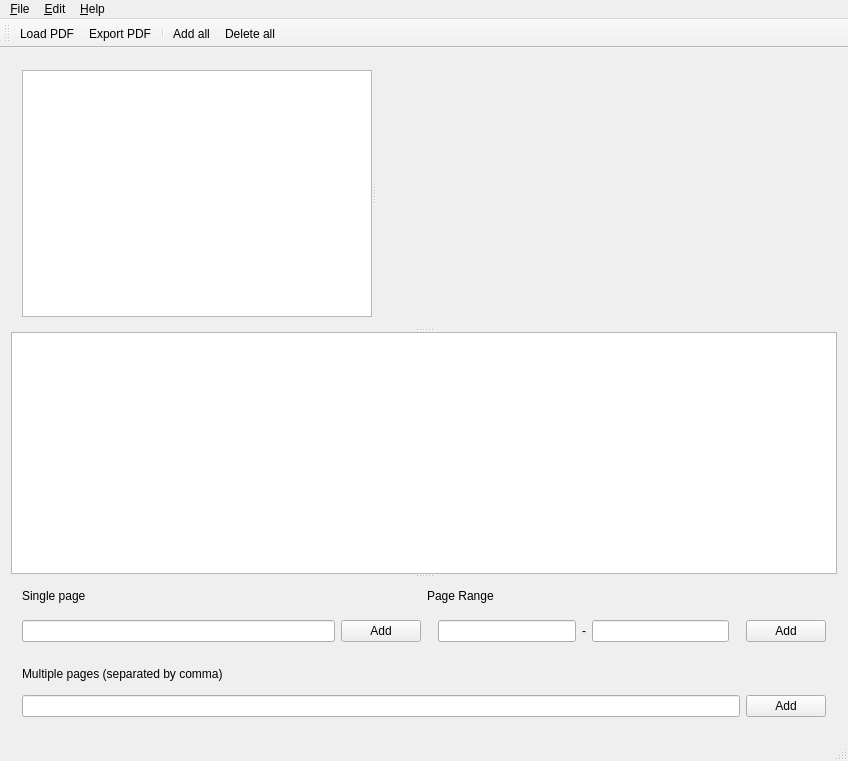
Old version of the form src/mainwindow.ui in the repository paolo-projects/pdf-manager.
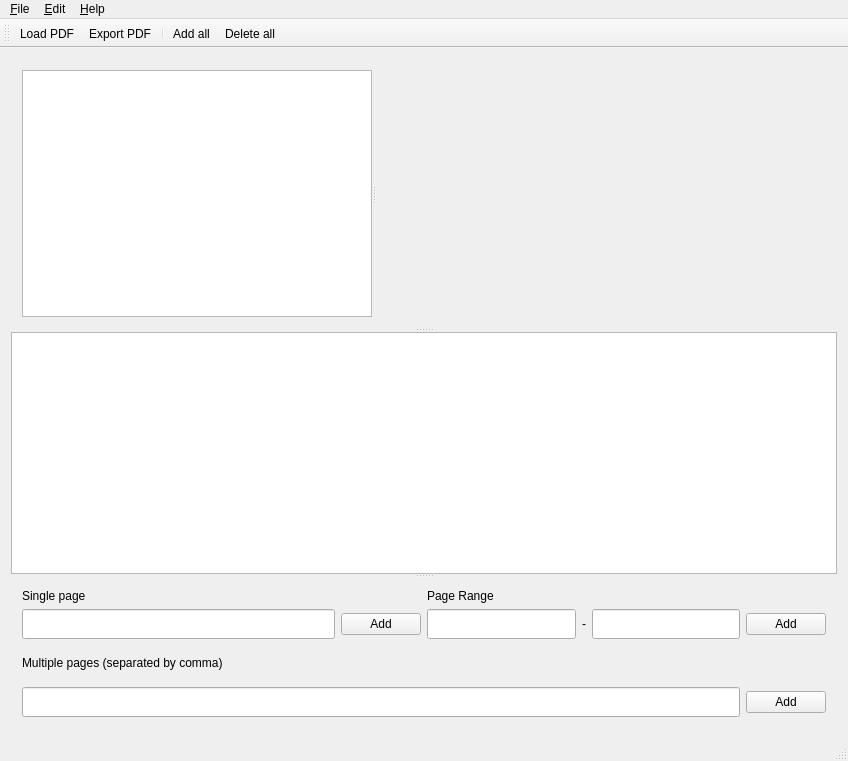
New version of the form. Icons and pictures are not drawn. Custom widgets are drawn as their Qt base class.

```diff
--- a/src/mainwindow.ui
+++ b/src/mainwindow.ui
@@ -119,8 +119,27 @@
         <item row="1" column="2">
          <widget class="QWidget" name="widget_4" native="true">
           <layout class="QHBoxLayout" name="horizontalLayout_3">
+           <property name="leftMargin">
+            <number>0</number>
+           </property>
+           <property name="topMargin">
+            <number>0</number>
+           </property>
+           <property name="rightMargin">
+            <number>0</number>
+           </property>
+           <property name="bottomMargin">
+            <number>0</number>
+           </property>
            <item>
-            <widget class="QLineEdit" name="pageRangeFirstTxt"/>
+            <widget class="QLineEdit" name="pageRangeFirstTxt">
+             <property name="minimumSize">
+              <size>
+               <width>0</width>
+               <height>30</height>
+              </size>
+             </property>
+            </widget>
            </item>
            <item>
             <widget class="QLabel" name="label_3">
@@ -130,7 +149,14 @@
             </widget>
            </item>
            <item>
-            <widget class="QLineEdit" name="pageRangeLastTxt"/>
+            <widget class="QLineEdit" name="pageRangeLastTxt">
+             <property name="minimumSize">
+              <size>
+               <width>0</width>
+               <height>30</height>
+              </size>
+             </property>
+            </widget>
            </item>
           </layout>
          </widget>
@@ -143,7 +169,14 @@
          </widget>
         </item>
         <item row="1" column="0">
-         <widget class="QLineEdit" name="singlePageTxt"/>
+         <widget class="QLineEdit" name="singlePageTxt">
+          <property name="minimumSize">
+           <size>
+            <width>0</width>
+            <height>30</height>
+           </size>
+          </property>
+         </widget>
         </item>
         <item row="1" column="1">
          <widget class="QPushButton" name="addSinglePageBtn">
@@ -187,7 +220,14 @@
          </widget>
         </item>
         <item row="8" column="0" colspan="3">
-         <widget class="QLineEdit" name="multiplePagesTxt"/>
+         <widget class="QLineEdit" name="multiplePagesTxt">
+          <property name="minimumSize">
+           <size>
+            <width>0</width>
+            <height>30</height>
+           </size>
+          </property>
+         </widget>
         </item>
        </layout>
       </widget>
```
Left out of the diff: 2 changed lines with no effect on the pictures.
